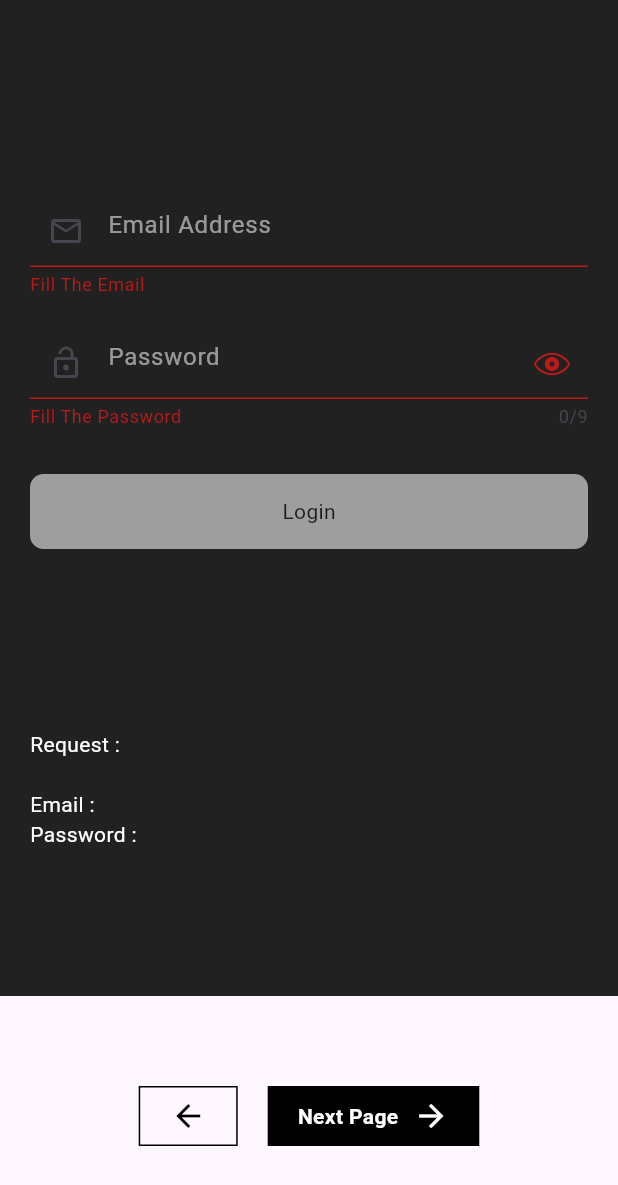
After one commit to Sarahelkholy/flutter_logic, a Flutter app: the screen it shows after launch, after a tap on "Login", on a phone screen of 412 x 824 dp. The commit adds this screen. Shown: the top 1185 px of the screen. Run offline on Flutter 3.47's test engine with Material 3 defaults, Android fonts, the light colour scheme and no system bars; our stand-ins replace file_picker, flutter_svg, image_picker, video_player; missing offline and left inert: syncfusion_flutter_pdfviewer; network calls fail.

Commit message:
- created form validation class

```diff
--- a/lib/root.dart
+++ b/lib/root.dart
@@ -3,6 +3,7 @@ import 'package:flutter_logic/screens/attachment_and_images/upload_file.dart';
 import 'package:flutter_logic/screens/attachment_and_images/upload_image.dart';
 import 'package:flutter_logic/screens/attachment_and_images/upload_multi_images.dart';
 import 'package:flutter_logic/screens/attachment_and_images/upload_video.dart';
+import 'package:flutter_logic/screens/form_validation/form_validation.dart';
 import 'package:flutter_logic/screens/search_and_filter/search_and_filter.dart';
 import 'package:flutter_logic/screens/selection/image_selection.dart';
 import 'package:flutter_logic/screens/selection/multi_selection.dart';
@@ -19,6 +20,9 @@ class Root extends StatefulWidget {
 class _RootState extends State<Root> {
   final PageController controller = PageController();
   List<Widget> pages = [
+    /// form validation
+    FormValidation(),
+
     /// search and filter
     Search(),
 
--- /dev/null
+++ b/lib/screens/form_validation/form_validation.dart
@@ -0,0 +1,166 @@
+import 'package:flutter/cupertino.dart';
+import 'package:flutter/material.dart';
+
+class FormValidation extends StatefulWidget {
+  const FormValidation({super.key});
+
+  @override
+  State<FormValidation> createState() => _FormValidationState();
+}
+
+class _FormValidationState extends State<FormValidation> {
+  String request = '';
+
+  final _formKey = GlobalKey<FormState>();
+  final TextEditingController _email = TextEditingController();
+  final TextEditingController _password = TextEditingController();
+
+  void _update() {
+    setState(() {});
+  }
+
+  @override
+  void initState() {
+    _email.addListener(_update);
+    _password.addListener(_update);
+    super.initState();
+  }
+
+  @override
+  void dispose() {
+    _email.dispose();
+    _password.dispose();
+    super.dispose();
+  }
+
+  @override
+  Widget build(BuildContext context) {
+    return GestureDetector(
+      onTap: () => FocusScope.of(context).unfocus(),
+      child: Scaffold(
+        backgroundColor: Colors.grey.shade900,
+
+        body: Padding(
+          padding: const EdgeInsets.symmetric(horizontal: 20),
+          child: Form(
+            key: _formKey,
+            child: Column(
+              crossAxisAlignment: CrossAxisAlignment.start,
+              children: [
+                SizedBox(height: 130),
+
+                /// Email
+                TextFormField(
+                  controller: _email,
+                  style: TextStyle(color: Colors.white),
+                  cursorColor: Colors.white,
+                  keyboardType: TextInputType.emailAddress,
+                  validator: (value) {
+                    if (value == null || value.isEmpty) {
+                      return 'Fill The Email';
+                    }
+
+                    if (!value.endsWith("@gmail.com")) {
+                      return 'Write Email In Right Format';
+                    }
+
+                    return null;
+                  },
+                  decoration: InputDecoration(
+                    hintText: "Email Address",
+                    prefixIcon: Icon(Icons.email_outlined),
+                    hintStyle: TextStyle(color: Colors.white54),
+                    enabledBorder: OutlineInputBorder(
+                      borderRadius: BorderRadius.circular(12),
+                    ),
+                    focusedBorder: OutlineInputBorder(
+                      borderRadius: BorderRadius.circular(12),
+                      borderSide: BorderSide(color: Colors.white),
+                    ),
+                  ),
+                ),
+                SizedBox(height: 20),
+
+                /// Password
+                TextFormField(
+                  controller: _password,
+                  validator: (value) {
+                    if (value == null || value.isEmpty) {
+                      return 'Fill The Password';
+                    }
+                    if (value.length < 9) {
+                      return 'Password Must be 9 numbers';
+                    }
+                    return null;
+                  },
+                  maxLength: 9,
+                  style: TextStyle(color: Colors.white),
+                  cursorColor: Colors.white,
+                  keyboardType: TextInputType.number,
+                  decoration: InputDecoration(
+                    hintText: "Password",
+                    prefixIcon: Icon(Icons.lock_open),
+                    suffixIcon: Icon(CupertinoIcons.eye),
+                    hintStyle: TextStyle(color: Colors.white54),
+                    enabledBorder: OutlineInputBorder(
+                      borderRadius: BorderRadius.circular(12),
+                    ),
+                    focusedBorder: OutlineInputBorder(
+                      borderRadius: BorderRadius.circular(12),
+                      borderSide: BorderSide(color: Colors.white),
+                    ),
+                  ),
+                ),
+                SizedBox(height: 30),
+
+                /// Login
+                GestureDetector(
+                  onTap: () {
+                    if (_formKey.currentState!.validate()) {
+                      setState(() {
+                        request = "Request";
+                      });
+                    } else {
+                      return;
+                    }
+                  },
+                  child: Container(
+                    height: 50,
+                    width: double.infinity,
+                    decoration: BoxDecoration(
+                      color: _email.text == "" && _password.text == ''
+                          ? Colors.grey
+                          : Colors.blue,
+                      borderRadius: BorderRadius.circular(9),
+                    ),
+                    child: Center(child: Text("Login")),
+                  ),
+                ),
+
+                SizedBox(height: 120),
+
+                /// request
+                Text(
+                  "Request : $request",
+                  style: TextStyle(color: Colors.white),
+                ),
+
+                SizedBox(height: 20),
+
+                /// controllers effect
+                Text(
+                  "Email : ${_email.text.replaceAll(" ", "")}",
+                  style: TextStyle(color: Colors.white),
+                ),
+                Text(
+                  "Password : ${_password.text}",
+                  style: TextStyle(color: Colors.white),
+                ),
+              ],
+            ),
+          ),
+        ),
+      ),
+    );
+  }
+}
```
